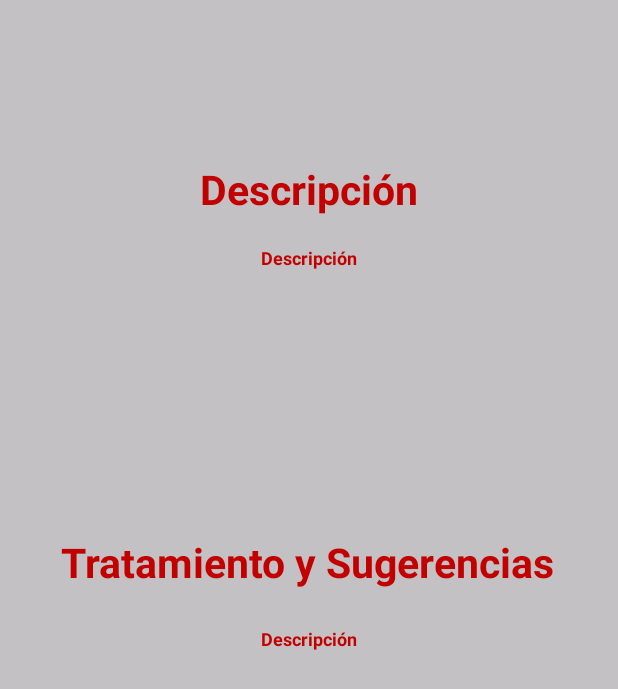
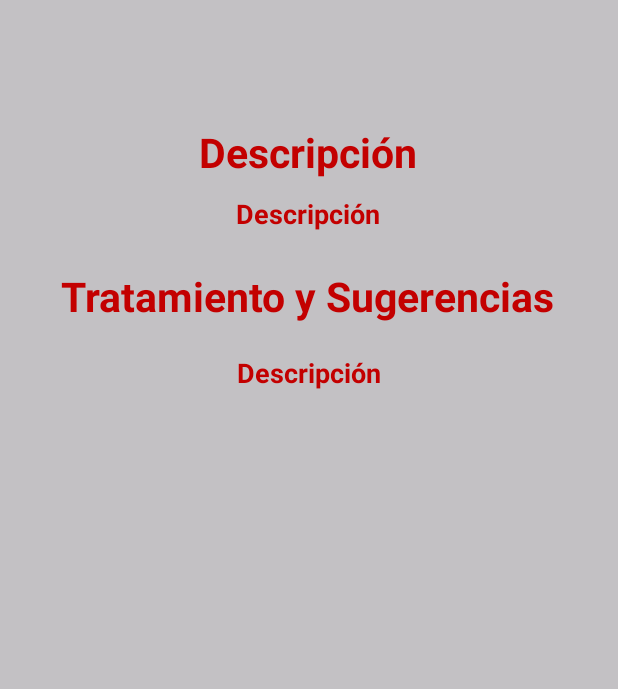
Before and after one commit to RaygozaZamudioRafael/proyectoModular, an Android app: the DescripcionEnfermedad screen opened directly, with no data from a screen before it, on a phone screen of 412 x 824 dp. Shown: the top 689 px of the screen. Run offline under Robolectric (Android 15) with nearby library versions, the phone set to English and light mode, and no system bars; our stand-ins replace Firebase (no records; nobody signed in at launch, a user with empty details on screens opened directly), Volley.

Commit message:
Descripcion y tratamiento usando firebase

```diff
--- a/DetectorEnfermedadesdelTomateApp/app/src/main/java/com/example/detectorenfermedadesdeltomateapp/DescripcionEnfermedad.java
+++ b/DetectorEnfermedadesdelTomateApp/app/src/main/java/com/example/detectorenfermedadesdeltomateapp/DescripcionEnfermedad.java
@@ -1,5 +1,6 @@
 package com.example.detectorenfermedadesdeltomateapp;
 
+import androidx.annotation.NonNull;
 import androidx.appcompat.app.AppCompatActivity;
 
 import android.annotation.SuppressLint;
@@ -13,6 +14,11 @@ import com.android.volley.Request;
 import com.android.volley.RequestQueue;
 import com.android.volley.toolbox.StringRequest;
 import com.android.volley.toolbox.Volley;
+import com.google.android.gms.tasks.OnCompleteListener;
+import com.google.android.gms.tasks.Task;
+import com.google.firebase.firestore.FirebaseFirestore;
+import com.google.firebase.firestore.QueryDocumentSnapshot;
+import com.google.firebase.firestore.QuerySnapshot;
 
 import java.io.StringReader;
 import java.util.HashMap;
@@ -20,8 +26,9 @@ import java.util.Map;
 
 public class DescripcionEnfermedad extends AppCompatActivity {
 
-    TextView textView, descripcion, tratamiento;
+    TextView nombreEnfermedad, descripcion, tratamiento;
 
+    FirebaseFirestore db = FirebaseFirestore.getInstance();
     RequestQueue requestQueue;
     @Override
     protected void onCreate(Bundle savedInstanceState) {
@@ -31,52 +38,93 @@ public class DescripcionEnfermedad extends AppCompatActivity {
         super.onCreate(savedInstanceState);
         setContentView(R.layout.activity_descripcion_enfermedad);
 
-        updateInfo();
+        updateFB();
+        //updateInfo();
 
     }
 
-    @SuppressLint({"WrongViewCast", "MissingInflatedId"})
-    public void updateInfo(){
+    private void updateFB() {
+
         setContentView(R.layout.activity_descripcion_enfermedad);
-        textView = findViewById(R.id.De_Enfermedad);
+        nombreEnfermedad = findViewById(R.id.De_Enfermedad);
         Intent intent = getIntent();
         String intentValue = intent.getStringExtra("KEY_SENDER");
-        textView.setText(intentValue);
+        nombreEnfermedad.setText(intentValue);
         descripcion = findViewById(R.id.txtDescripcion);
         tratamiento = findViewById(R.id.txtTratamiento);
-        String url = "http://192.168.100.12/Fetch/fetchEnfermedad.php";
-        StringRequest stringRequest = new StringRequest(Request.Method.POST,url,
-            response -> tratamiento.setText(response),
-            error -> Toast.makeText(this,"Error",Toast.LENGTH_SHORT).show()
 
-        ){
-            @Override
-            protected Map<String, String> getParams() throws AuthFailureError {
-                Map<String,String> params = new HashMap<>();
-                params.put("enfermedadNombre","Moho de hoja");
-                params.put("tipoPeticion","tratamientoSugerido");
-                return params;
-            }
-        };
+        db.collection("enfermedades")
+                .whereEqualTo("nombre", intentValue)
+                .get()
+                .addOnCompleteListener(new OnCompleteListener<QuerySnapshot>() {
 
-        StringRequest stringRequest2 = new StringRequest(Request.Method.POST,url,
-                response -> descripcion.setText(response),
-                error -> Toast.makeText(this,"Error",Toast.LENGTH_SHORT).show()
 
-        ){
-            @Override
-            protected Map<String, String> getParams() throws AuthFailureError {
-                Map<String,String> params = new HashMap<>();
-                params.put("enfermedadNombre","Moho de hoja");
-                params.put("tipoPeticion","descripcionEnfermedad");
-                return params;
-            }
-        };
+                    @Override
+                    public void onComplete(@NonNull Task<QuerySnapshot> task) {
+                        //Toast.makeText(getApplicationContext(), "OnComplete", Toast.LENGTH_SHORT).show();
 
-        requestQueue = Volley.newRequestQueue(this);
-        requestQueue.add(stringRequest);
-        requestQueue.add(stringRequest2);
+                        if (task.isSuccessful()) {
+                            //Toast.makeText(getApplicationContext(), task.toString(), Toast.LENGTH_SHORT).show();
+
+                            for (QueryDocumentSnapshot document : task.getResult()) {
+
+                                descripcion.setText(document.getString("descripcion"));
+                                tratamiento.setText(document.getString("tratamiento"));
+                                //usuario.username = document.getString("userName");
+
+                            }
+
+                        } else {
+                            Toast.makeText(getApplicationContext(), "Error al recuperar datos", Toast.LENGTH_SHORT).show();
+
+                        }
+                    }
+                });
 
     }
 
+//    @SuppressLint({"WrongViewCast", "MissingInflatedId"})
+//    public void updateInfo(){
+//        setContentView(R.layout.activity_descripcion_enfermedad);
+//        textView = findViewById(R.id.De_Enfermedad);
+//        Intent intent = getIntent();
+//        String intentValue = intent.getStringExtra("KEY_SENDER");
+//        textView.setText(intentValue);
+//        descripcion = findViewById(R.id.txtDescripcion);
+//        tratamiento = findViewById(R.id.txtTratamiento);
+//        String url = "http://192.168.100.12/Fetch/fetchEnfermedad.php";
+//        StringRequest stringRequest = new StringRequest(Request.Method.POST,url,
+//            response -> tratamiento.setText(response),
+//            error -> Toast.makeText(this,"Error",Toast.LENGTH_SHORT).show()
+//
+//        ){
+//            @Override
+//            protected Map<String, String> getParams() throws AuthFailureError {
+//                Map<String,String> params = new HashMap<>();
+//                params.put("enfermedadNombre","Moho de hoja");
+//                params.put("tipoPeticion","tratamientoSugerido");
+//                return params;
+//            }
+//        };
+//
+//        StringRequest stringRequest2 = new StringRequest(Request.Method.POST,url,
+//                response -> descripcion.setText(response),
+//                error -> Toast.makeText(this,"Error",Toast.LENGTH_SHORT).show()
+//
+//        ){
+//            @Override
+//            protected Map<String, String> getParams() throws AuthFailureError {
+//                Map<String,String> params = new HashMap<>();
+//                params.put("enfermedadNombre","Moho de hoja");
+//                params.put("tipoPeticion","descripcionEnfermedad");
+//                return params;
+//            }
+//        };
+//
+//        requestQueue = Volley.newRequestQueue(this);
+//        requestQueue.add(stringRequest);
+//        requestQueue.add(stringRequest2);
+//
+//    }
+
 }
--- a/DetectorEnfermedadesdelTomateApp/app/src/main/java/com/example/detectorenfermedadesdeltomateapp/MainActivity.java
+++ b/DetectorEnfermedadesdelTomateApp/app/src/main/java/com/example/detectorenfermedadesdeltomateapp/MainActivity.java
@@ -53,7 +53,6 @@ public class MainActivity extends AppCompatActivity {
     UsuarioLocalAlmacenado mainActivityULA;
 
     FirebaseFirestore db = FirebaseFirestore.getInstance();
-    DocumentReference docRef = db.collection("usuarios").document("SF");
 
 
     int TAMANIO_IMAGEN = 224;
--- a/DetectorEnfermedadesdelTomateApp/app/src/main/res/layout/activity_descripcion_enfermedad.xml
+++ b/DetectorEnfermedadesdelTomateApp/app/src/main/res/layout/activity_descripcion_enfermedad.xml
@@ -1,4 +1,8 @@
 <?xml version="1.0" encoding="utf-8"?>
+<!--
+    TODO:   Agregar un scroll en caso de que el texto
+            salga de la pantalla
+-->
 <androidx.constraintlayout.widget.ConstraintLayout xmlns:android="http://schemas.android.com/apk/res/android"
     xmlns:app="http://schemas.android.com/apk/res-auto"
     xmlns:tools="http://schemas.android.com/tools"
@@ -7,21 +11,6 @@
     android:background="@color/background"
     tools:context=".DescripcionEnfermedad">
 
-
-    <TextView
-        android:id="@+id/txtTratamiento"
-        android:layout_width="wrap_content"
-        android:layout_height="wrap_content"
-
-        android:layout_centerHorizontal="true"
-        android:layout_marginTop="24dp"
-        android:text="Descripción"
-        android:textColor="#C30000"
-        android:textSize="12sp"
-        android:textStyle="bold"
-        app:layout_constraintEnd_toEndOf="parent"
-        app:layout_constraintStart_toStartOf="parent"
-        app:layout_constraintTop_toBottomOf="@+id/text2" />
 
     <TextView
         android:id="@+id/De_Enfermedad"
@@ -52,9 +41,45 @@
         android:textStyle="bold"
         app:layout_constraintBottom_toBottomOf="parent"
         app:layout_constraintEnd_toEndOf="parent"
+        app:layout_constraintHorizontal_bias="0.498"
         app:layout_constraintStart_toStartOf="parent"
         app:layout_constraintTop_toBottomOf="@+id/De_Enfermedad"
-        app:layout_constraintVertical_bias="0.035" />
+        app:layout_constraintVertical_bias="0.0" />
+
+    <TextView
+        android:id="@+id/text2"
+        android:layout_width="wrap_content"
+        android:layout_height="wrap_content"
+
+        android:layout_centerHorizontal="true"
+        android:layout_marginTop="24dp"
+        android:text="Tratamiento y Sugerencias"
+        android:textColor="#C30000"
+        android:textSize="27sp"
+        android:textStyle="bold"
+        app:layout_constraintEnd_toEndOf="parent"
+        app:layout_constraintHorizontal_bias="0.494"
+        app:layout_constraintStart_toStartOf="parent"
+        app:layout_constraintTop_toBottomOf="@+id/txtDescripcion" />
+
+    <TextView
+        android:id="@+id/txtTratamiento"
+        android:layout_width="wrap_content"
+        android:layout_height="wrap_content"
+
+        android:layout_centerHorizontal="true"
+        android:layout_marginTop="20dp"
+        android:justificationMode="inter_word"
+        android:paddingStart="20px"
+        android:paddingEnd="20px"
+        android:text="Descripción"
+        android:textColor="#C30000"
+        android:textSize="18sp"
+        android:textStyle="bold"
+        app:layout_constraintEnd_toEndOf="parent"
+        app:layout_constraintHorizontal_bias="0.501"
+        app:layout_constraintStart_toStartOf="parent"
+        app:layout_constraintTop_toBottomOf="@+id/text2" />
 
     <TextView
         android:id="@+id/txtDescripcion"
@@ -68,29 +93,13 @@
         android:paddingEnd="20px"
         android:text="Descripción"
         android:textColor="#C30000"
-        android:textSize="12sp"
+        android:textSize="18sp"
         android:textStyle="bold"
         app:layout_constraintBottom_toBottomOf="parent"
         app:layout_constraintEnd_toEndOf="parent"
-        app:layout_constraintHorizontal_bias="0.501"
+        app:layout_constraintHorizontal_bias="0.498"
         app:layout_constraintStart_toStartOf="parent"
         app:layout_constraintTop_toBottomOf="@+id/Texto1"
-        app:layout_constraintVertical_bias="0.028" />
-
-    <TextView
-        android:id="@+id/text2"
-        android:layout_width="wrap_content"
-        android:layout_height="wrap_content"
-
-        android:layout_centerHorizontal="true"
-        android:layout_marginTop="176dp"
-        android:text="Tratamiento y Sugerencias"
-        android:textColor="#C30000"
-        android:textSize="27sp"
-        android:textStyle="bold"
-        app:layout_constraintEnd_toEndOf="parent"
-        app:layout_constraintHorizontal_bias="0.494"
-        app:layout_constraintStart_toStartOf="parent"
-        app:layout_constraintTop_toBottomOf="@+id/txtDescripcion" />
+        app:layout_constraintVertical_bias="0.015" />
 
 </androidx.constraintlayout.widget.ConstraintLayout>
```
